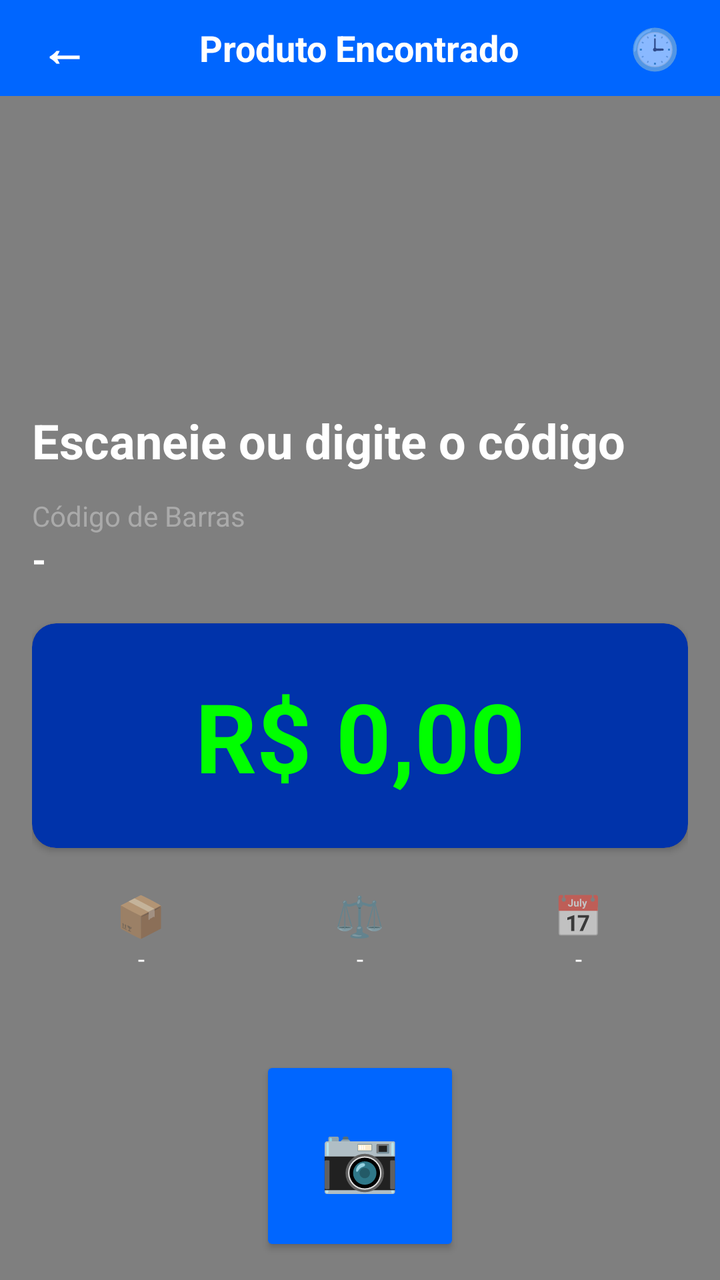
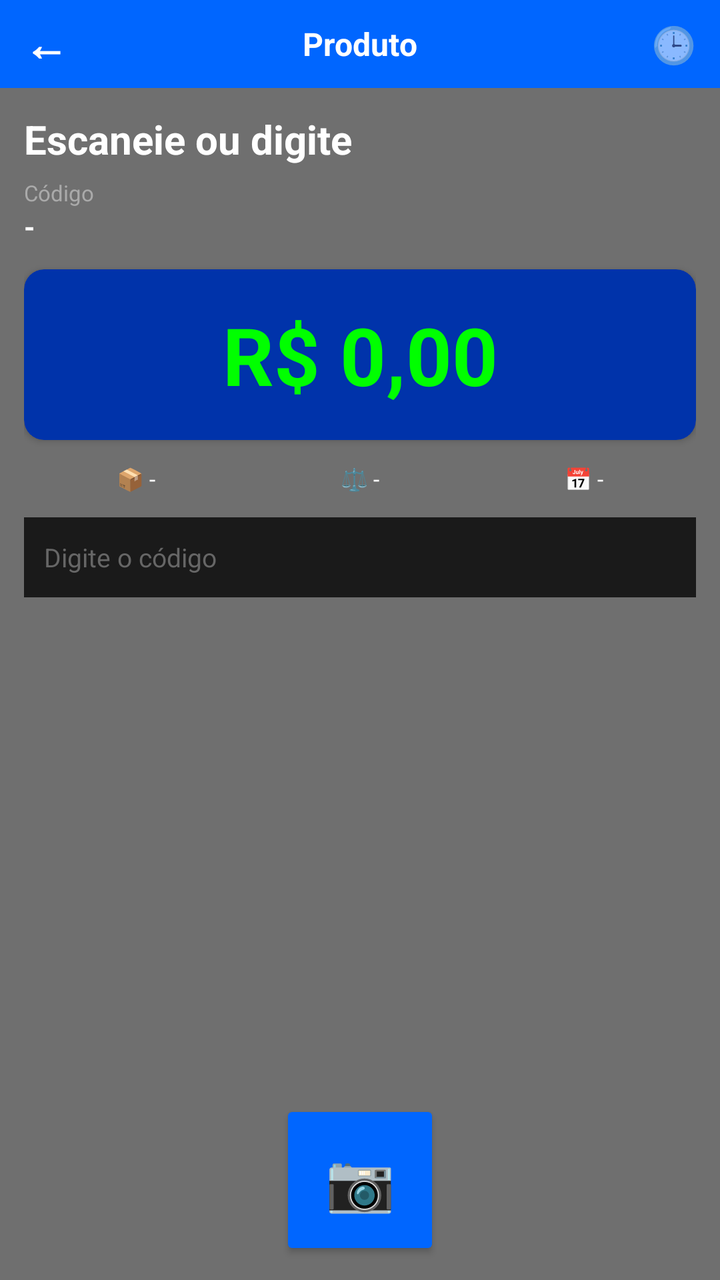

Before-and-after screenshots of an Android layout around one commit, followed by the original layout XML and the change that was made.
<!-- AndroidManifest.xml: fallback theme Theme.MaterialComponents.DayNight.NoActionBar -->
<!-- res/layout/activity_main.xml -->
<?xml version="1.0" encoding="utf-8"?>
<FrameLayout xmlns:android="http://schemas.android.com/apk/res/android"
    xmlns:app="http://schemas.android.com/apk/res-auto"
    android:layout_width="match_parent"
    android:layout_height="match_parent">

    <ImageView
        android:id="@+id/imgFundo"
        android:layout_width="match_parent"
        android:layout_height="match_parent"
        android:scaleType="centerCrop"
        android:alpha="0.3"
        android:visibility="gone" />

    <View
        android:layout_width="match_parent"
        android:layout_height="match_parent"
        android:background="#80000000" />

    <LinearLayout
        android:layout_width="match_parent"
        android:layout_height="match_parent"
        android:orientation="vertical">

        
        <LinearLayout
            android:layout_width="match_parent"
            android:layout_height="48dp"
            android:background="#0066FF"
            android:gravity="center_vertical"
            android:orientation="horizontal"
            android:paddingHorizontal="16dp">

            <TextView
                android:id="@+id/btnVoltar"
                android:layout_width="wrap_content"
                android:layout_height="wrap_content"
                android:padding="4dp"
                android:text="←"
                android:textColor="#FFFFFF"
                android:textSize="24sp"
                android:textStyle="bold" />

            <TextView
                android:layout_width="0dp"
                android:layout_height="wrap_content"
                android:layout_weight="1"
                android:gravity="center"
                android:text="Produto Encontrado"
                android:textColor="#FFFFFF"
                android:textSize="18sp"
                android:textStyle="bold" />

            <TextView
                android:layout_width="wrap_content"
                android:layout_height="wrap_content"
                android:padding="4dp"
                android:text="🕒"
                android:textSize="20sp" />
        </LinearLayout>

        
        <FrameLayout
            android:layout_width="match_parent"
            android:layout_height="140dp">

            <ImageView
                android:id="@+id/imgProduto"
                android:layout_width="match_parent"
                android:layout_height="match_parent"
                android:scaleType="centerCrop"
                android:visibility="gone" />
        </FrameLayout>

        
        <LinearLayout
            android:layout_width="match_parent"
            android:layout_height="0dp"
            android:layout_weight="1"
            android:orientation="vertical"
            android:padding="16dp">

            <TextView
                android:id="@+id/txtNome"
                android:layout_width="match_parent"
                android:layout_height="wrap_content"
                android:text="Escaneie ou digite o código"
                android:textColor="#FFFFFF"
                android:textSize="24sp"
                android:textStyle="bold"
                android:maxLines="2"
                android:ellipsize="end" />

            <TextView
                android:layout_width="match_parent"
                android:layout_height="wrap_content"
                android:layout_marginTop="12dp"
                android:text="Código de Barras"
                android:textColor="#AAAAAA"
                android:textSize="14sp" />

            <TextView
                android:id="@+id/txtCodigo"
                android:layout_width="match_parent"
                android:layout_height="wrap_content"
                android:text="-"
                android:textColor="#FFFFFF"
                android:textSize="18sp"
                android:textStyle="bold" />

            
            <androidx.cardview.widget.CardView
                android:layout_width="match_parent"
                android:layout_height="wrap_content"
                android:layout_marginTop="20dp"
                app:cardBackgroundColor="#0033AA"
                app:cardCornerRadius="12dp">

                <TextView
                    android:id="@+id/txtPreco"
                    android:layout_width="match_parent"
                    android:layout_height="wrap_content"
                    android:gravity="center"
                    android:padding="24dp"
                    android:text="R$ 0,00"
                    android:textColor="#00FF00"
                    android:textSize="48sp"
                    android:textStyle="bold" />
            </androidx.cardview.widget.CardView>

            
            <LinearLayout
                android:layout_width="match_parent"
                android:layout_height="wrap_content"
                android:layout_marginTop="20dp"
                android:orientation="horizontal">

                <LinearLayout
                    android:layout_width="0dp"
                    android:layout_height="wrap_content"
                    android:layout_weight="1"
                    android:orientation="vertical"
                    android:gravity="center">
                    <TextView android:layout_width="wrap_content" android:layout_height="wrap_content" android:text="📦" android:textSize="20sp" />
                    <TextView android:id="@+id/txtCategoria" android:layout_width="wrap_content" android:layout_height="wrap_content" android:text="-" android:textColor="#FFFFFF" android:textSize="12sp" />
                </LinearLayout>

                <LinearLayout
                    android:layout_width="0dp"
                    android:layout_height="wrap_content"
                    android:layout_weight="1"
                    android:orientation="vertical"
                    android:gravity="center">
                    <TextView android:layout_width="wrap_content" android:layout_height="wrap_content" android:text="⚖️" android:textSize="20sp" />
                    <TextView android:id="@+id/txtPeso" android:layout_width="wrap_content" android:layout_height="wrap_content" android:text="-" android:textColor="#FFFFFF" android:textSize="12sp" />
                </LinearLayout>

                <LinearLayout
                    android:layout_width="0dp"
                    android:layout_height="wrap_content"
                    android:layout_weight="1"
                    android:orientation="vertical"
                    android:gravity="center">
                    <TextView android:layout_width="wrap_content" android:layout_height="wrap_content" android:text="📅" android:textSize="20sp" />
                    <TextView android:id="@+id/txtValidade" android:layout_width="wrap_content" android:layout_height="wrap_content" android:text="-" android:textColor="#FFFFFF" android:textSize="12sp" />
                </LinearLayout>
            </LinearLayout>

            
            <EditText
                android:id="@+id/edtCodigo"
                android:layout_width="match_parent"
                android:layout_height="wrap_content"
                android:layout_marginTop="20dp"
                android:background="#1A1A1A"
                android:hint="Digite o código"
                android:imeOptions="actionSearch"
                android:inputType="number"
                android:maxLines="1"
                android:padding="12dp"
                android:textColor="#FFFFFF"
                android:textColorHint="#666666"
                android:textSize="14sp" />
        </LinearLayout>

        
        <Button
            android:id="@+id/btnScan"
            android:layout_width="100dp"
            android:layout_height="100dp"
            android:layout_gravity="center_horizontal"
            android:layout_margin="12dp"
            android:backgroundTint="#0066FF"
            android:text="📷"
            android:textColor="#FFFFFF"
            android:textSize="32sp" />
    </LinearLayout>
</FrameLayout>
<!-- resources referenced by this layout -->
<resources>

</resources>

<!-- the commit's change to res/layout/activity_main.xml (unified diff, before → after) -->
@@ -9,13 +9,13 @@
         android:layout_width="match_parent"
         android:layout_height="match_parent"
         android:scaleType="centerCrop"
-        android:alpha="0.3"
+        android:alpha="0.2"
         android:visibility="gone" />
 
     <View
         android:layout_width="match_parent"
         android:layout_height="match_parent"
-        android:background="#80000000" />
+        android:background="#90000000" />
 
     <LinearLayout
         android:layout_width="match_parent"
@@ -25,20 +25,18 @@
         
         <LinearLayout
             android:layout_width="match_parent"
-            android:layout_height="48dp"
+            android:layout_height="44dp"
             android:background="#0066FF"
             android:gravity="center_vertical"
-            android:orientation="horizontal"
-            android:paddingHorizontal="16dp">
+            android:paddingHorizontal="12dp">
 
             <TextView
                 android:id="@+id/btnVoltar"
                 android:layout_width="wrap_content"
                 android:layout_height="wrap_content"
-                android:padding="4dp"
                 android:text="←"
                 android:textColor="#FFFFFF"
-                android:textSize="24sp"
+                android:textSize="22sp"
                 android:textStyle="bold" />
 
             <TextView
@@ -46,31 +44,25 @@
                 android:layout_height="wrap_content"
                 android:layout_weight="1"
                 android:gravity="center"
-                android:text="Produto Encontrado"
+                android:text="Produto"
                 android:textColor="#FFFFFF"
-                android:textSize="18sp"
+                android:textSize="16sp"
                 android:textStyle="bold" />
 
             <TextView
                 android:layout_width="wrap_content"
                 android:layout_height="wrap_content"
-                android:padding="4dp"
                 android:text="🕒"
-                android:textSize="20sp" />
+                android:textSize="18sp" />
         </LinearLayout>
 
         
-        <FrameLayout
+        <ImageView
+            android:id="@+id/imgProduto"
             android:layout_width="match_parent"
-            android:layout_height="140dp">
-
-            <ImageView
-                android:id="@+id/imgProduto"
-                android:layout_width="match_parent"
-                android:layout_height="match_parent"
-                android:scaleType="centerCrop"
-                android:visibility="gone" />
-        </FrameLayout>
+            android:layout_height="100dp"
+            android:scaleType="centerCrop"
+            android:visibility="gone" />
 
         
         <LinearLayout
@@ -78,26 +70,26 @@
             android:layout_height="0dp"
             android:layout_weight="1"
             android:orientation="vertical"
-            android:padding="16dp">
+            android:padding="12dp">
 
             <TextView
                 android:id="@+id/txtNome"
                 android:layout_width="match_parent"
                 android:layout_height="wrap_content"
-                android:text="Escaneie ou digite o código"
+                android:text="Escaneie ou digite"
                 android:textColor="#FFFFFF"
-                android:textSize="24sp"
+                android:textSize="20sp"
                 android:textStyle="bold"
-                android:maxLines="2"
+                android:maxLines="1"
                 android:ellipsize="end" />
 
             <TextView
                 android:layout_width="match_parent"
                 android:layout_height="wrap_content"
-                android:layout_marginTop="12dp"
-                android:text="Código de Barras"
+                android:layout_marginTop="6dp"
+                android:text="Código"
                 android:textColor="#AAAAAA"
-                android:textSize="14sp" />
+                android:textSize="11sp" />
 
             <TextView
                 android:id="@+id/txtCodigo"
@@ -105,26 +97,26 @@
                 android:layout_height="wrap_content"
                 android:text="-"
                 android:textColor="#FFFFFF"
-                android:textSize="18sp"
+                android:textSize="14sp"
                 android:textStyle="bold" />
 
             
             <androidx.cardview.widget.CardView
                 android:layout_width="match_parent"
                 android:layout_height="wrap_content"
-                android:layout_marginTop="20dp"
+                android:layout_marginTop="12dp"
                 app:cardBackgroundColor="#0033AA"
-                app:cardCornerRadius="12dp">
+                app:cardCornerRadius="10dp">
 
                 <TextView
                     android:id="@+id/txtPreco"
                     android:layout_width="match_parent"
                     android:layout_height="wrap_content"
                     android:gravity="center"
-                    android:padding="24dp"
+                    android:padding="16dp"
                     android:text="R$ 0,00"
                     android:textColor="#00FF00"
-                    android:textSize="48sp"
+                    android:textSize="40sp"
                     android:textStyle="bold" />
             </androidx.cardview.widget.CardView>
 
@@ -132,67 +124,67 @@
             <LinearLayout
                 android:layout_width="match_parent"
                 android:layout_height="wrap_content"
-                android:layout_marginTop="20dp"
+                android:layout_marginTop="12dp"
                 android:orientation="horizontal">
 
-                <LinearLayout
+                <TextView
+                    android:id="@+id/txtCategoria"
                     android:layout_width="0dp"
                     android:layout_height="wrap_content"
                     android:layout_weight="1"
-                    android:orientation="vertical"
-                    android:gravity="center">
-                    <TextView android:layout_width="wrap_content" android:layout_height="wrap_content" android:text="📦" android:textSize="20sp" />
-                    <TextView android:id="@+id/txtCategoria" android:layout_width="wrap_content" android:layout_height="wrap_content" android:text="-" android:textColor="#FFFFFF" android:textSize="12sp" />
-                </LinearLayout>
+                    android:gravity="center"
+                    android:text="📦 -"
+                    android:textColor="#FFFFFF"
+                    android:textSize="11sp" />
 
-                <LinearLayout
+                <TextView
+                    android:id="@+id/txtPeso"
                     android:layout_width="0dp"
                     android:layout_height="wrap_content"
                     android:layout_weight="1"
-                    android:orientation="vertical"
-                    android:gravity="center">
-                    <TextView android:layout_width="wrap_content" android:layout_height="wrap_content" android:text="⚖️" android:textSize="20sp" />
-                    <TextView android:id="@+id/txtPeso" android:layout_width="wrap_content" android:layout_height="wrap_content" android:text="-" android:textColor="#FFFFFF" android:textSize="12sp" />
-                </LinearLayout>
+                    android:gravity="center"
+                    android:text="⚖️ -"
+                    android:textColor="#FFFFFF"
+                    android:textSize="11sp" />
 
-                <LinearLayout
+                <TextView
+                    android:id="@+id/txtValidade"
                     android:layout_width="0dp"
                     android:layout_height="wrap_content"
                     android:layout_weight="1"
-                    android:orientation="vertical"
-                    android:gravity="center">
-                    <TextView android:layout_width="wrap_content" android:layout_height="wrap_content" android:text="📅" android:textSize="20sp" />
-                    <TextView android:id="@+id/txtValidade" android:layout_width="wrap_content" android:layout_height="wrap_content" android:text="-" android:textColor="#FFFFFF" android:textSize="12sp" />
-                </LinearLayout>
+                    android:gravity="center"
+                    android:text="📅 -"
+                    android:textColor="#FFFFFF"
+                    android:textSize="11sp" />
             </LinearLayout>
 
             
             <EditText
                 android:id="@+id/edtCodigo"
                 android:layout_width="match_parent"
-                android:layout_height="wrap_content"
-                android:layout_marginTop="20dp"
+                android:layout_height="40dp"
+                android:layout_marginTop="12dp"
                 android:background="#1A1A1A"
                 android:hint="Digite o código"
                 android:imeOptions="actionSearch"
                 android:inputType="number"
                 android:maxLines="1"
-                android:padding="12dp"
+                android:padding="10dp"
                 android:textColor="#FFFFFF"
                 android:textColorHint="#666666"
-                android:textSize="14sp" />
+                android:textSize="13sp" />
         </LinearLayout>
 
         
         <Button
             android:id="@+id/btnScan"
-            android:layout_width="100dp"
-            android:layout_height="100dp"
+            android:layout_width="80dp"
+            android:layout_height="80dp"
             android:layout_gravity="center_horizontal"
-            android:layout_margin="12dp"
+            android:layout_margin="10dp"
             android:backgroundTint="#0066FF"
             android:text="📷"
             android:textColor="#FFFFFF"
-            android:textSize="32sp" />
+            android:textSize="28sp" />
     </LinearLayout>
 </FrameLayout>
